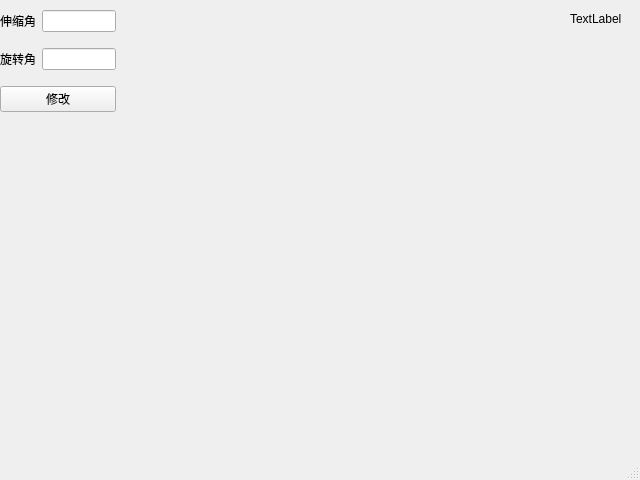
This is mainwindow.ui in erow/robot as Qt 5 draws it before an edit. The edited form follows.
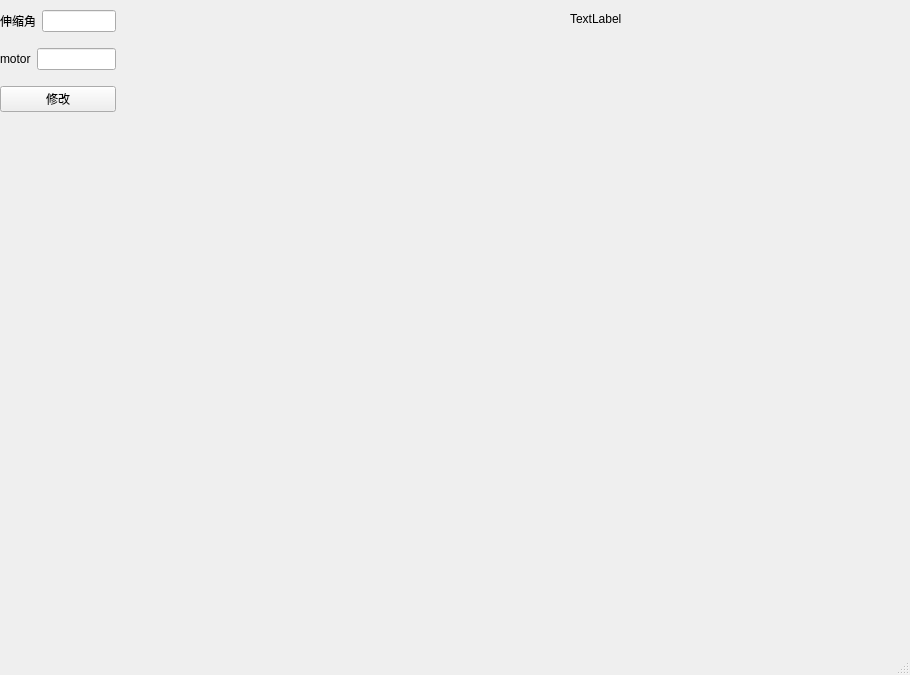
This is the edited form.

```diff
--- a/mainwindow.ui
+++ b/mainwindow.ui
@@ -6,8 +6,8 @@
    <rect>
     <x>0</x>
     <y>0</y>
-    <width>640</width>
-    <height>480</height>
+    <width>910</width>
+    <height>675</height>
    </rect>
   </property>
   <property name="windowTitle">
@@ -43,7 +43,7 @@
        <item>
         <widget class="QLabel" name="label_rote">
          <property name="text">
-          <string>旋转角</string>
+          <string>motor</string>
          </property>
         </widget>
        </item>
```
